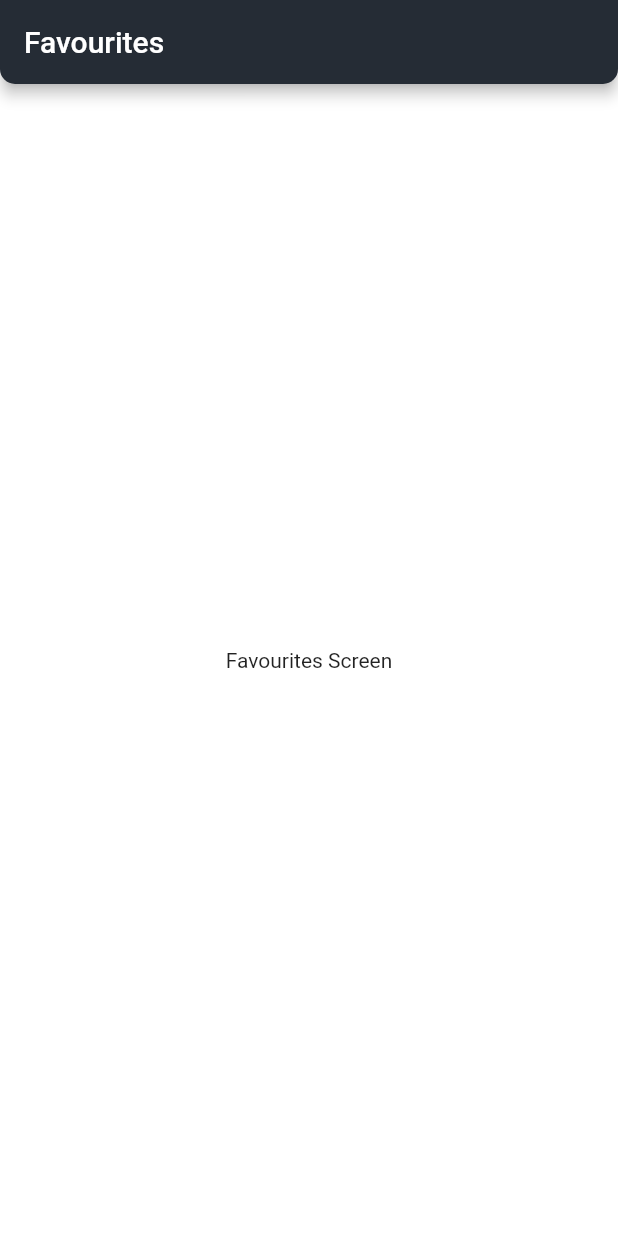
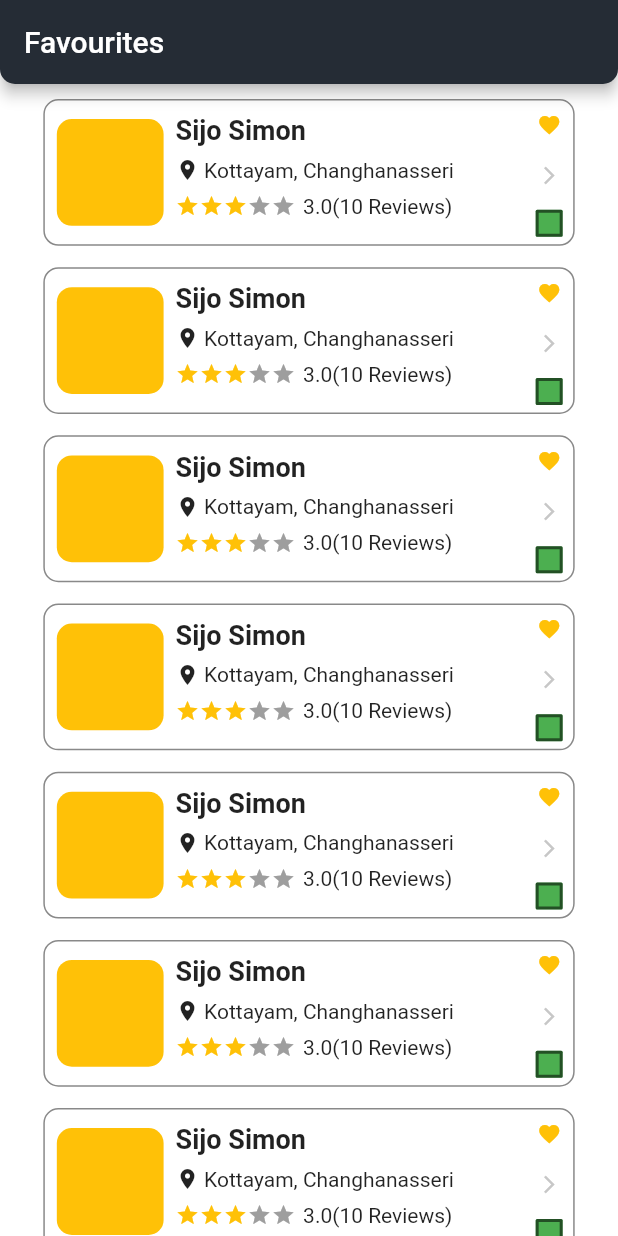
Before and after one commit to TL-TECHNOLOGIES-PRIVATE-LIMITED/tl-everyhome-mobile, a Flutter app: the CusFavouritesScreen screen opened directly, on a phone screen of 412 x 824 dp. Run offline on Flutter 3.47's test engine with Material 2 defaults, Android fonts, the phone set to English and light mode, and no system bars; drawn by our look-alikes of flutter_rating_bar; our stand-ins replace calendar_date_picker2, flutter_screenutil, flutter_svg, iconly, material_design_icons_flutter, material_segmented_control and 1 more.

Commit message:
customer module favourite screen ui done

```diff
--- a/lib/presentation/modules/customer/cus_favourites_screen/cus_favourites_screen.dart
+++ b/lib/presentation/modules/customer/cus_favourites_screen/cus_favourites_screen.dart
@@ -1,3 +1,4 @@
+import 'package:every_home/presentation/modules/customer/widgets/custom_job_card.dart';
 import 'package:flutter/material.dart';
 
 class CusFavouritesScreen extends StatelessWidget {
@@ -10,8 +11,21 @@ class CusFavouritesScreen extends StatelessWidget {
         automaticallyImplyLeading: false,
         title: const Text('Favourites'),
       ),
-      body: const Center(
-        child: Text('Favourites Screen'),
+      body: ListView.builder(
+        physics: const BouncingScrollPhysics(),
+        padding: const EdgeInsets.only(top: 10),
+        itemCount: 20,
+        shrinkWrap: true,
+        itemBuilder: (context, index) {
+          return const CustomJobCard(
+            image: '',
+            jobTitle: 'Sijo Simon',
+            jobLocation: 'Kottayam, Changhanasseri',
+            rating: 3,
+            reviewCount: '10',
+            isFavourite: true,
+          );
+        },
       ),
     );
   }
--- a/lib/presentation/modules/customer/cus_pick_price_range/enabler_list.dart
+++ b/lib/presentation/modules/customer/cus_pick_price_range/enabler_list.dart
@@ -1,4 +1,4 @@
-import 'package:every_home/presentation/modules/customer/cus_pick_price_range/widgets/custom_job_card.dart';
+import 'package:every_home/presentation/modules/customer/widgets/custom_job_card.dart';
 import 'package:flutter/material.dart';
 
 class EnablerList extends StatelessWidget {
--- a/lib/presentation/modules/customer/cus_pick_price_range/near_by_shops_list.dart
+++ b/lib/presentation/modules/customer/cus_pick_price_range/near_by_shops_list.dart
@@ -1,4 +1,4 @@
-import 'package:every_home/presentation/modules/customer/cus_pick_price_range/widgets/custom_job_card.dart';
+import 'package:every_home/presentation/modules/customer/widgets/custom_job_card.dart';
 import 'package:flutter/material.dart';
 
 class NearByShopsList extends StatelessWidget {
--- a/lib/presentation/modules/customer/cus_pick_price_range/widgets/custom_job_card.dart
+++ b/lib/presentation/modules/customer/widgets/custom_job_card.dart
@@ -10,6 +10,7 @@ class CustomJobCard extends StatelessWidget {
     required this.jobLocation,
     required this.rating,
     required this.reviewCount,
+    this.isFavourite,
   });
 
   final String image;
@@ -17,6 +18,7 @@ class CustomJobCard extends StatelessWidget {
   final String jobLocation;
   final double rating;
   final String reviewCount;
+  final bool? isFavourite;
 
   @override
   Widget build(BuildContext context) {
@@ -115,11 +117,17 @@ class CustomJobCard extends StatelessWidget {
                 // runAlignment: WrapAlignment.spaceBetween,
                 mainAxisAlignment: MainAxisAlignment.spaceBetween,
                 children: [
-                  Icon(
-                    Icons.favorite,
-                    color: Colors.amber,
-                    size: 18.h,
-                  ),
+                  isFavourite!
+                      ? Icon(
+                          Icons.favorite,
+                          color: Colors.amber,
+                          size: 18.h,
+                        )
+                      : Icon(
+                          Icons.favorite_border,
+                          color: Colors.amber,
+                          size: 18.h,
+                        ),
                   const Icon(
                     Icons.arrow_forward_ios,
                     size: 14,
```
